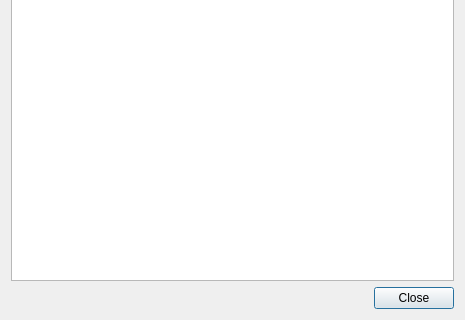
The window that core/ui/menu/load_menu.ui (Giswater/giswater_qgis_plugin) describes before a commit, drawn with Qt 5; both pictures show x 0 to 465 and y 170 to 490 of the 465 by 490 pixel window.
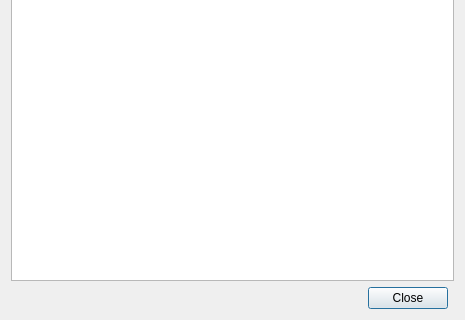
The same window after the commit.

Commit message: feat(.ui files): add lyt_buttons in missing files

What changed in the file:
```diff
--- a/core/ui/menu/load_menu.ui
+++ b/core/ui/menu/load_menu.ui
@@ -15,6 +15,8 @@
   </property>
   <layout class="QGridLayout" name="gridLayout_2">
    <item row="1" column="1">
+    <layout class="QGridLayout" name="lyt_buttons">
+     <item row="0" column="0">
     <spacer name="horizontalSpacer_2">
      <property name="orientation">
       <enum>Qt::Horizontal</enum>
@@ -27,6 +29,15 @@
      </property>
     </spacer>
    </item>
+     <item row="0" column="1">
+      <widget class="QPushButton" name="btn_close">
+       <property name="text">
+        <string>Close</string>
+       </property>
+      </widget>
+     </item>
+    </layout>
+   </item>
    <item row="0" column="0" colspan="3">
     <widget class="QTreeWidget" name="tree_config_files">
      <column>
@@ -36,13 +47,6 @@
      </column>
     </widget>
    </item>
-   <item row="1" column="2">
-    <widget class="QPushButton" name="btn_close">
-     <property name="text">
-      <string>Close</string>
-     </property>
-    </widget>
-   </item>
   </layout>
  </widget>
  <resources/>
```
Lines whose indentation alone changed are shown as unchanged. The commit also changes 29 other files.
